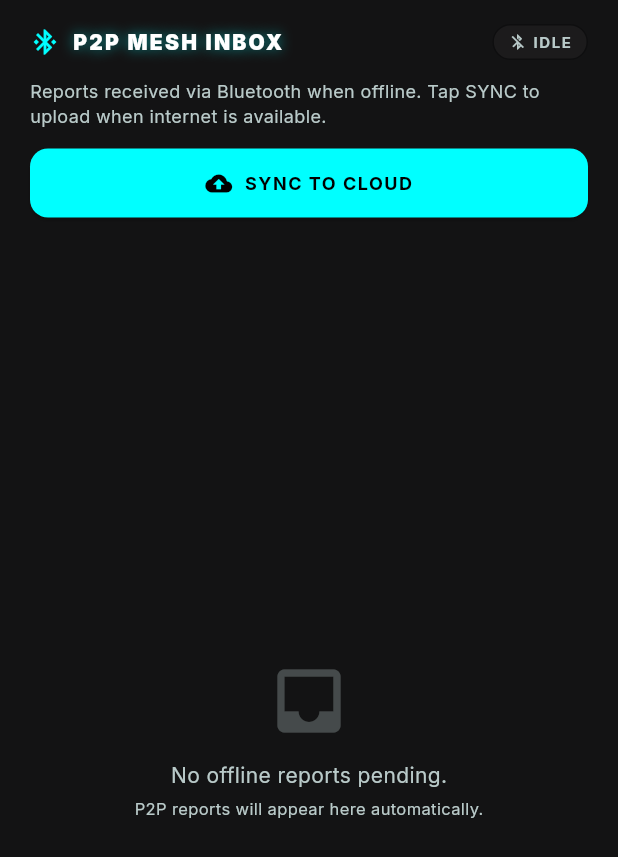
After one commit to nothing144/aidwise, a Flutter app: the AdminMeshInboxScreen screen opened directly, on a phone screen of 412 x 824 dp. The commit adds this screen. Shown: the top 857 px of the screen. Run offline on Flutter 3.47's test engine with Material 3 defaults, Android fonts, the phone set to English and light mode, and no system bars; our stand-ins replace cloud_firestore, connectivity_plus, firebase_auth, firebase_core, fl_chart, geocoding and 7 more; missing offline and left inert: google_mlkit_text_recognition, nearby_connections; accounts and stored records are empty.

Commit message:
feat: Add AdminMeshInboxScreen for offline P2P reports

```diff
--- /dev/null
+++ b/lib/screens/admin_mesh_inbox_screen.dart
@@ -0,0 +1,291 @@
+import 'dart:ui';
+import 'package:flutter/material.dart';
+import '../theme/app_theme.dart';
+import '../services/offline_sync_service.dart';
+
+/// Admin's offline P2P inbox — shows reports received via Bluetooth mesh
+/// that haven't been synced to Firestore yet.
+class AdminMeshInboxScreen extends StatelessWidget {
+  const AdminMeshInboxScreen({super.key});
+
+  @override
+  Widget build(BuildContext context) {
+    final syncService = OfflineSyncService();
+
+    return Scaffold(
+      backgroundColor: AppTheme.background,
+      body: SafeArea(
+        child: Column(
+          children: [
+            // Header
+            Padding(
+              padding: const EdgeInsets.fromLTRB(20, 16, 20, 8),
+              child: Row(
+                children: [
+                  const Icon(Icons.bluetooth_connected, color: AppTheme.primary, size: 20),
+                  const SizedBox(width: 8),
+                  Text('P2P MESH INBOX', style: TextStyle(
+                    color: AppTheme.textPrimary,
+                    fontWeight: FontWeight.w900,
+                    letterSpacing: 1.5,
+                    fontSize: 14,
+                    shadows: [Shadow(color: AppTheme.primary.withValues(alpha: 0.5), blurRadius: 10)],
+                  )),
+                  const Spacer(),
+                  // Sync Status
+                  ValueListenableBuilder<String>(
+                    valueListenable: syncService.syncStatus,
+                    builder: (context, status, _) {
+                      bool isActive = status == 'ADVERTISING' || status == 'CONNECTED';
+                      return Container(
+                        padding: const EdgeInsets.symmetric(horizontal: 10, vertical: 4),
+                        decoration: BoxDecoration(
+                          color: isActive
+                              ? Colors.green.withValues(alpha: 0.15)
+                              : AppTheme.surface,
+                          borderRadius: BorderRadius.circular(20),
+                          border: Border.all(color: isActive ? Colors.green : AppTheme.surfaceLow),
+                        ),
+                        child: Row(
+                          mainAxisSize: MainAxisSize.min,
+                          children: [
+                            Icon(
+                              isActive ? Icons.cell_tower : Icons.bluetooth_disabled,
+                              color: isActive ? Colors.green : AppTheme.textSecondary,
+                              size: 12,
+                            ),
+                            const SizedBox(width: 4),
+                            Text(
+                              isActive ? 'LISTENING' : 'IDLE',
+                              style: TextStyle(
+                                color: isActive ? Colors.green : AppTheme.textSecondary,
+                                fontSize: 10, fontWeight: FontWeight.bold, letterSpacing: 1,
+                              ),
+                            ),
+                          ],
+                        ),
+                      );
+                    },
+                  ),
+                ],
+              ),
+            ),
+            const SizedBox(height: 4),
+            Padding(
+              padding: const EdgeInsets.symmetric(horizontal: 20),
+              child: Text(
+                'Reports received via Bluetooth when offline. Tap SYNC to upload when internet is available.',
+                style: TextStyle(color: AppTheme.textSecondary, fontSize: 12),
+              ),
+            ),
+            const SizedBox(height: 12),
+            // Sync Button
+            Padding(
+              padding: const EdgeInsets.symmetric(horizontal: 20),
+              child: SizedBox(
+                width: double.infinity,
+                child: ElevatedButton.icon(
+                  onPressed: () async {
+                    await syncService.trySyncQueueToFirestore();
+                    if (context.mounted) {
+                      final status = syncService.syncStatus.value;
+                      ScaffoldMessenger.of(context).showSnackBar(SnackBar(
+                        content: Text(status == 'SYNC_COMPLETE'
+                            ? '✅ All reports synced to cloud!'
+                            : '⚠️ No internet or no pending reports.'),
+                        backgroundColor: status == 'SYNC_COMPLETE' ? Colors.green : Colors.orangeAccent,
+                      ));
+                    }
+                  },
+                  style: ElevatedButton.styleFrom(
+                    backgroundColor: AppTheme.primary,
+                    foregroundColor: Colors.black,
+                    padding: const EdgeInsets.symmetric(vertical: 14),
+                    shape: RoundedRectangleBorder(borderRadius: BorderRadius.circular(12)),
+                  ),
+                  icon: const Icon(Icons.cloud_upload, size: 18),
+                  label: const Text('SYNC TO CLOUD', style: TextStyle(fontWeight: FontWeight.bold, letterSpacing: 1, fontSize: 12)),
+                ),
+              ),
+            ),
+            const SizedBox(height: 16),
+            // Report List
+            Expanded(
+              child: ValueListenableBuilder<List<Map<String, dynamic>>>(
+                valueListenable: syncService.pendingReports,
+                builder: (context, reports, _) {
+                  if (reports.isEmpty) {
+                    return Center(
+                      child: Column(
+                        mainAxisSize: MainAxisSize.min,
+                        children: [
+                          Icon(Icons.inbox, color: AppTheme.textSecondary.withValues(alpha: 0.3), size: 56),
+                          const SizedBox(height: 12),
+                          Text('No offline reports pending.', style: TextStyle(color: AppTheme.textSecondary, fontSize: 14)),
+                          const SizedBox(height: 4),
+                          Text('P2P reports will appear here automatically.', style: TextStyle(color: AppTheme.textSecondary, fontSize: 11)),
+                        ],
+                      ),
+                    );
+                  }
+
+                  return ListView.builder(
+                    padding: const EdgeInsets.symmetric(horizontal: 20),
+                    itemCount: reports.length,
+                    itemBuilder: (context, index) {
+                      final report = reports[index];
+                      return _buildReportCard(report, index + 1);
+                    },
+                  );
+                },
+              ),
+            ),
+          ],
+        ),
+      ),
+    );
+  }
+
+  Widget _buildReportCard(Map<String, dynamic> report, int serial) {
+    String type = report['type'] ?? 'Unknown';
+    String urgency = report['urgency'] ?? 'Medium';
+    String location = report['location'] ?? 'N/A';
+    String description = report['description'] ?? 'No description';
+    double? lat = (report['latitude'] as num?)?.toDouble();
+    double? lng = (report['longitude'] as num?)?.toDouble();
+    String meshOrigin = report['_meshOrigin'] ?? 'Unknown';
+    String meshTime = report['_meshTimestamp'] ?? '';
+
+    Color urgencyColor = urgency == 'Critical' || urgency == 'High'
+        ? AppTheme.urgencyHigh
+        : AppTheme.urgencyMedium;
+
+    return Padding(
+      padding: const EdgeInsets.only(bottom: 12),
+      child: ClipRRect(
+        borderRadius: BorderRadius.circular(12),
+        child: BackdropFilter(
+          filter: ImageFilter.blur(sigmaX: 16, sigmaY: 16),
+          child: Container(
+            padding: const EdgeInsets.all(16),
+            decoration: BoxDecoration(
+              color: AppTheme.surface.withValues(alpha: 0.5),
+              borderRadius: BorderRadius.circular(12),
+              border: Border(
+                left: BorderSide(color: urgencyColor, width: 3),
+                top: BorderSide(color: AppTheme.primary.withValues(alpha: 0.1)),
+                right: BorderSide(color: AppTheme.primary.withValues(alpha: 0.1)),
+                bottom: BorderSide(color: AppTheme.primary.withValues(alpha: 0.1)),
+              ),
+            ),
+            child: Column(
+              crossAxisAlignment: CrossAxisAlignment.start,
+              children: [
+                // Header row
+                Row(
+                  children: [
+                    Container(
+                      width: 28, height: 28,
+                      decoration: BoxDecoration(
+                        color: AppTheme.primary.withValues(alpha: 0.15),
+                        borderRadius: BorderRadius.circular(8),
+                      ),
+                      child: Center(
+                        child: Text('#$serial', style: TextStyle(color: AppTheme.primary, fontSize: 10, fontWeight: FontWeight.bold)),
+                      ),
+                    ),
+                    const SizedBox(width: 10),
+                    Expanded(
+                      child: Text(type.toUpperCase(),
+                          style: const TextStyle(color: Colors.white, fontWeight: FontWeight.w800, fontSize: 13, letterSpacing: 1)),
+                    ),
+                    Container(
+                      padding: const EdgeInsets.symmetric(horizontal: 8, vertical: 3),
+                      decoration: BoxDecoration(
+                        color: urgencyColor.withValues(alpha: 0.2),
+                        borderRadius: BorderRadius.circular(6),
+                        border: Border.all(color: urgencyColor.withValues(alpha: 0.5)),
+                      ),
+                      child: Text(urgency.toUpperCase(), style: TextStyle(color: urgencyColor, fontSize: 9, fontWeight: FontWeight.bold, letterSpacing: 1)),
+                    ),
+                    const SizedBox(width: 8),
+                    // P2P Badge
+                    Container(
+                      padding: const EdgeInsets.symmetric(horizontal: 6, vertical: 3),
+                      decoration: BoxDecoration(
+                        color: Colors.blueAccent.withValues(alpha: 0.15),
+                        borderRadius: BorderRadius.circular(6),
+                        border: Border.all(color: Colors.blueAccent.withValues(alpha: 0.4)),
+                      ),
+                      child: const Row(
+                        mainAxisSize: MainAxisSize.min,
+                        children: [
+                          Icon(Icons.bluetooth, color: Colors.blueAccent, size: 10),
+                          SizedBox(width: 3),
+                          Text('P2P', style: TextStyle(color: Colors.blueAccent, fontSize: 8, fontWeight: FontWeight.bold)),
+                        ],
+                      ),
+                    ),
+                  ],
+                ),
+                const SizedBox(height: 12),
+                // Description
+                if (description.isNotEmpty)
+                  Container(
+                    width: double.infinity,
+                    padding: const EdgeInsets.all(10),
+                    decoration: BoxDecoration(
+                      color: AppTheme.background.withValues(alpha: 0.5),
+                      borderRadius: BorderRadius.circular(8),
+                      border: Border.all(color: AppTheme.surfaceLow),
+                    ),
+                    child: Text(description, style: TextStyle(color: AppTheme.textPrimary.withValues(alpha: 0.85), fontSize: 12, height: 1.4)),
+                  ),
+                const SizedBox(height: 10),
+                // Location (Text-based with coordinates)
+                Row(
+                  children: [
+                    Icon(Icons.location_on, color: AppTheme.urgencyHigh, size: 14),
+                    const SizedBox(width: 6),
+                    Expanded(
+                      child: Text(location, style: TextStyle(color: AppTheme.textSecondary, fontSize: 11)),
+                    ),
+                  ],
+                ),
+                if (lat != null && lng != null) ...[
+                  const SizedBox(height: 4),
+                  Row(
+                    children: [
+                      Icon(Icons.gps_fixed, color: AppTheme.primary, size: 14),
+                      const SizedBox(width: 6),
+                      Text(
+                        'Coordinates: ${lat.toStringAsFixed(4)}, ${lng.toStringAsFixed(4)}',
+                        style: TextStyle(color: AppTheme.primary, fontSize: 11, fontWeight: FontWeight.w600),
+                      ),
+                    ],
+                  ),
+                ],
+                const SizedBox(height: 6),
+                // Metadata row
+                Row(
+                  children: [
+                    Icon(Icons.person_outline, color: AppTheme.textSecondary, size: 13),
+                    const SizedBox(width: 4),
+                    Text('From: $meshOrigin', style: TextStyle(color: AppTheme.textSecondary, fontSize: 11)),
+                    const Spacer(),
+                    Icon(Icons.access_time, color: AppTheme.textSecondary, size: 13),
+                    const SizedBox(width: 4),
+                    Text(
+                      meshTime.length > 16 ? meshTime.substring(0, 16).replaceAll('T', ' ') : meshTime,
+                      style: TextStyle(color: AppTheme.textSecondary, fontSize: 11),
+                    ),
+                  ],
+                ),
+              ],
+            ),
+          ),
+        ),
+      ),
+    );
+  }
+}
```
Also changed, not shown: lib/screens/admin_hub_screen.dart (+5 -2 lines).
